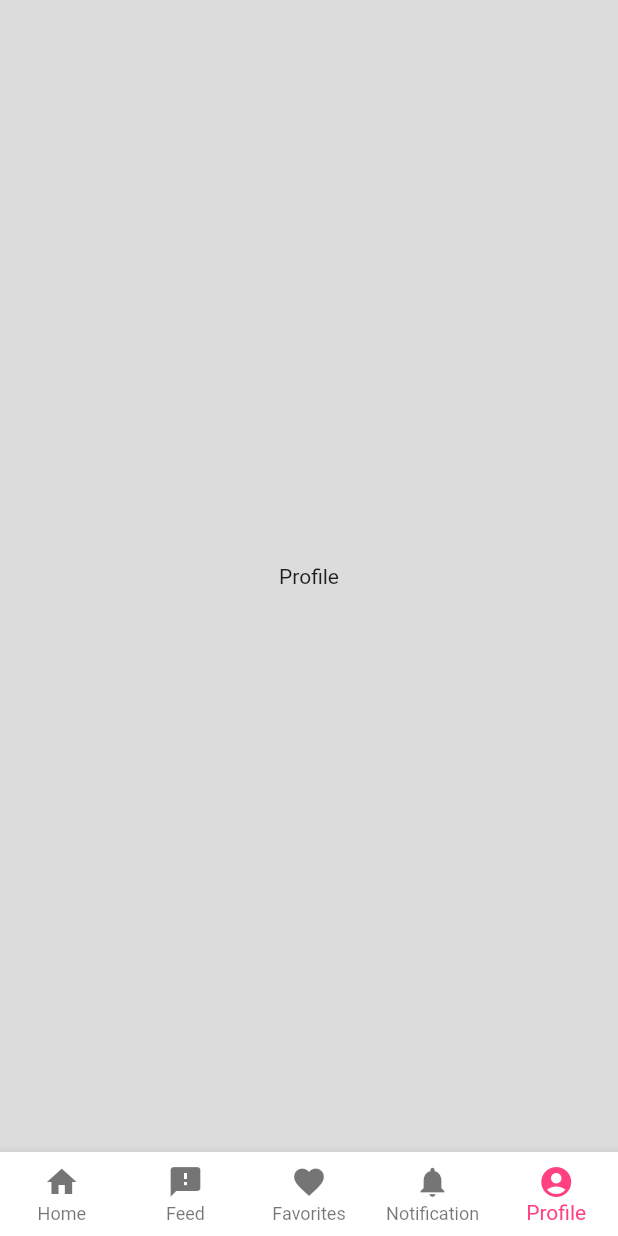
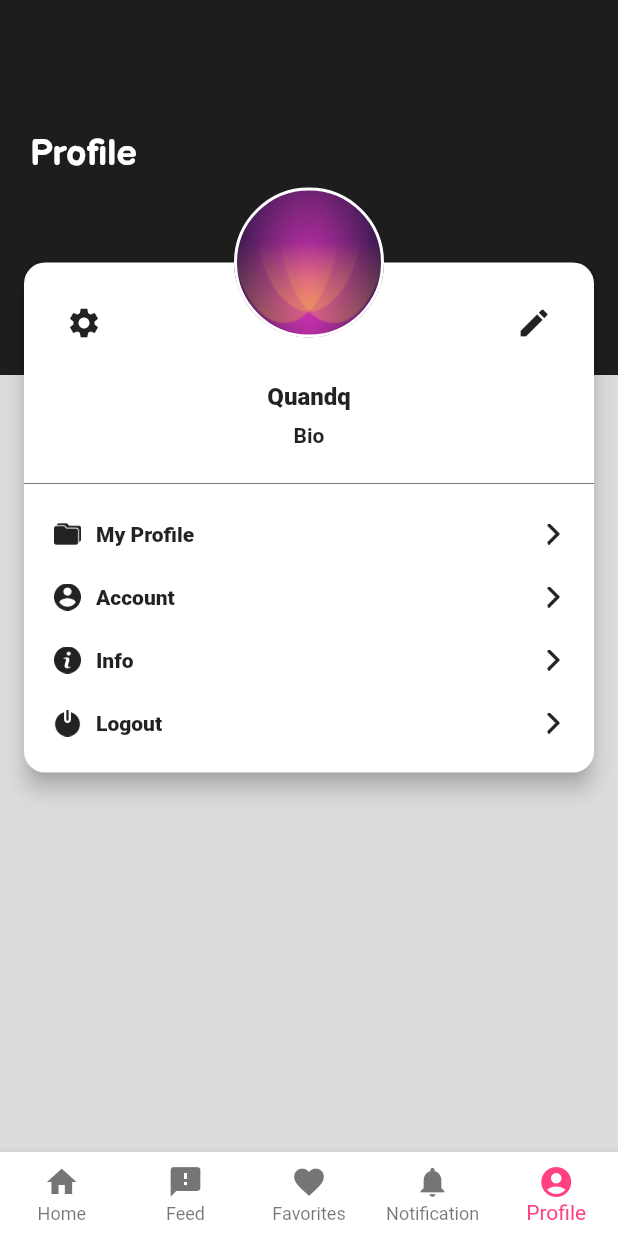
Before and after one commit to quanduong0504/DemoFlutter, a Flutter app: the NewMainScreen screen opened directly, item 5 of the bottom bar chosen, on a phone screen of 412 x 824 dp. Run offline on Flutter 3.47's test engine with Material 2 defaults, Android fonts, the phone set to English and light mode, and no system bars; our stand-ins replace dio, shared_preferences, sqflite; accounts and stored records are empty; network calls fail.

Commit message:
create profile page

```diff
--- /dev/null
+++ b/lib/models/profile_menu_item.dart
@@ -0,0 +1,7 @@
+
+class ProfileMenuItem {
+  String image;
+  String title;
+
+  ProfileMenuItem(this.image, this.title);
+}
--- a/lib/models/user.dart
+++ b/lib/models/user.dart
@@ -58,6 +58,10 @@ class User {
     );
   }
 
+  factory User.fake() {
+    return User.create(1, 'Quandq', 1, 'quandq@biplus.com.vn', '', '0919191919', 'Quan Quoc', null, null, 100, 'aaslkdajlksjdlakjzxcnlkn');
+  }
+
   Map toJson() => {
     'id': id,
     'userName': userName,
--- a/lib/resource/fonts.dart
+++ b/lib/resource/fonts.dart
@@ -2,4 +2,6 @@
 class Fonts {
   static const String Pacifico = 'Pacifico';
   static const String Merienda = 'Merienda';
+  static const String Ubuntu = 'Ubuntu';
+  static const String BalsamiqSans = 'BalsamiqSans';
 }
--- a/lib/resource/images.dart
+++ b/lib/resource/images.dart
@@ -9,4 +9,9 @@ class ImagesResource {
   static final String ic_credit_card_chip = path('ic_credit_card_chip.png');
   static final String ic_bank = path('ic_bank.png');
   static final String bg_wave = path('bg_wave.png');
+  static final String ic_info = path('ic_info.png');
+  static final String ic_folder = path('ic_folder.png');
+  static final String ic_user = path('ic_user.png');
+  static final String ic_navigate_next = path('ic_navigate_next.png');
+  static final String ic_logout = path('ic_logout.png');
 }
--- a/lib/resource/strings.dart
+++ b/lib/resource/strings.dart
@@ -1,3 +1,6 @@
+
+import 'package:exercise_example/models/profile_menu_item.dart';
+import 'package:exercise_example/resource/images.dart';
 
 class Strings {
   static const String username = 'USERNAME';
@@ -13,4 +16,12 @@ class Strings {
   static const String tab_favorite = 'Favorites';
   static const String tab_notification = 'Notification';
   static const String tab_profile = 'Profile';
+
+
+  static final List<ProfileMenuItem> menuItems = <ProfileMenuItem>[
+    ProfileMenuItem(ImagesResource.ic_folder, 'My Profile'),
+    ProfileMenuItem(ImagesResource.ic_user, 'Account'),
+    ProfileMenuItem(ImagesResource.ic_info, 'Info'),
+    ProfileMenuItem(ImagesResource.ic_logout, 'Logout')
+  ];
 }
--- a/lib/scenes/new_login.dart
+++ b/lib/scenes/new_login.dart
@@ -27,23 +27,25 @@ class _NewLoginScreenState extends BaseState<NewLoginScreen> {
   final _passwordKey = GlobalKey<MaterialTextFormFieldState>();
 
   void _doOnLogin() async {
-    final result = await NetworkModule().post<User>(NetworkModule.LOGIN, json.encode({
-      'userName': _userKey.currentState!.getText(),
-      'password': _passwordKey.currentState!.getText()
-    }));
-
-    setState(() {
-      _isLoading = false;
-    });
-
-    if(result.isSuccess) {
-      final prefs = Prefs();
-      prefs.put(PREFS_USER, json.encode(result.data?.toJson()));
-      prefs.put(PREFS_TAKEN, result.data?.token);
-      pushScreen(NewMainScreen());
-    } else {
-      showSnackBar(result.message);
-    }
+    Prefs().put(PREFS_USER, json.encode(User.fake()));
+    pushScreen(NewMainScreen());
+    // final result = await NetworkModule().post<User>(NetworkModule.LOGIN, json.encode({
+    //   'userName': _userKey.currentState!.getText(),
+    //   'password': _passwordKey.currentState!.getText()
+    // }));
+    //
+    // setState(() {
+    //   _isLoading = false;
+    // });
+    //
+    // if(result.isSuccess) {
+    //   final prefs = Prefs();
+    //   prefs.put(PREFS_USER, json.encode(result.data?.toJson()));
+    //   prefs.put(PREFS_TAKEN, result.data?.token);
+    //   pushScreen(NewMainScreen());
+    // } else {
+    //   showSnackBar(result.message);
+    // }
   }
 
   @override
--- a/lib/scenes/page/home_page.dart
+++ b/lib/scenes/page/home_page.dart
@@ -63,15 +63,7 @@ class _HomePageState extends BaseState<HomePage> {
                           ],
                         )
                       ),
-                      Container(
-                        height: 50,
-                        color: Color.fromRGBO(110, 52, 139, 1)
-                      ),
-                      Container(
-                          height: 50,
-                          color: Color.fromRGBO(110, 52, 139, 1)
-                      ),
-                      // Image(image: AssetImage(ImagesResource.bg_wave), fit: BoxFit.fitHeight)
+                      Image(image: AssetImage(ImagesResource.bg_wave), fit: BoxFit.fitHeight)
                     ]
                 );
               } else {
--- a/lib/scenes/page/profile_page.dart
+++ b/lib/scenes/page/profile_page.dart
@@ -1,5 +1,7 @@
 
 import 'package:exercise_example/base/screen_base.dart';
+import 'package:exercise_example/resource/fonts.dart';
+import 'package:exercise_example/widgets/profile_view.dart';
 import 'package:flutter/material.dart';
 
 class ProfilePage extends StatefulWidget {
@@ -14,7 +16,24 @@ class _ProfilePageState extends BaseState<ProfilePage> {
   Widget build(BuildContext context) {
     return Scaffold(
         backgroundColor: Colors.black12,
-        body: Center(child: Text('Profile'))
+        body: SingleChildScrollView(
+          child: Stack(
+            children: [
+              Container(
+                  color: Colors.black87,
+                  height: 250,
+              ),
+              Padding(
+                padding: EdgeInsets.only(top: 88, left: 20),
+                child: Text('Profile', style: TextStyle(color: Colors.white, fontWeight: FontWeight.w500, fontSize: 24, fontFamily: Fonts.BalsamiqSans))
+              ),
+              Padding(
+                  padding: EdgeInsets.only(top: 125),
+                  child: ProfileView()
+              )
+            ],
+          )
+        )
     );
   }
 
--- /dev/null
+++ b/lib/widgets/profile_item.dart
@@ -0,0 +1,38 @@
+
+import 'package:exercise_example/base/screen_base.dart';
+import 'package:exercise_example/models/profile_menu_item.dart';
+import 'package:exercise_example/resource/images.dart';
+import 'package:flutter/material.dart';
+
+class ProfileItem extends StatefulWidget {
+  final ProfileMenuItem menuItem;
+
+  ProfileItem(this.menuItem);
+
+  @override
+  State<StatefulWidget> createState() {
+    return _ProfileItemState();
+  }
+}
+
+class _ProfileItemState extends BaseState<ProfileItem> {
+  @override
+  Widget build(BuildContext context) {
+    print(widget.menuItem.title);
+    return Padding(
+      padding: EdgeInsets.symmetric(vertical: 12, horizontal: 20),
+      child: Row(
+        children: [
+          Image(image: AssetImage(widget.menuItem.image), width: 18, height: 18, color: Colors.black87),
+          Expanded(
+              child: Padding(
+                  padding: EdgeInsets.only(left: 10),
+                  child: Text(widget.menuItem.title, style: TextStyle(fontWeight: FontWeight.w800, fontSize: 14, color: Colors.black87))
+              )
+          ),
+          Image(image: AssetImage(ImagesResource.ic_navigate_next), width: 14, height: 18, color: Colors.black87)
+        ],
+      )
+    );
+  }
+}
--- /dev/null
+++ b/lib/widgets/profile_view.dart
@@ -0,0 +1,87 @@
+
+import 'package:exercise_example/base/screen_base.dart';
+import 'package:exercise_example/models/profile_menu_item.dart';
+import 'package:exercise_example/resource/images.dart';
+import 'package:exercise_example/resource/strings.dart';
+import 'package:exercise_example/widgets/profile_item.dart';
+import 'package:flutter/material.dart';
+
+class ProfileView extends StatefulWidget {
+  @override
+  State<StatefulWidget> createState() {
+    return _ProfileViewState();
+  }
+}
+
+class _ProfileViewState extends BaseState<ProfileView> {
+  final List<ProfileMenuItem> _menuItems = Strings.menuItems;
+
+  @override
+  Widget build(BuildContext context) {
+    return Stack(
+      children: [
+        Card(
+          elevation: 6,
+          margin: EdgeInsets.only(top: 50, left: 16, right: 16),
+          shape: RoundedRectangleBorder(borderRadius: BorderRadius.circular(14)),
+          child: Column(
+            children: [
+              Padding(
+                padding: EdgeInsets.all(16),
+                child: Row(
+                  children: [
+                    IconButton(onPressed: () {
+
+                    }, icon: Icon(Icons.settings)),
+                    IconButton(onPressed: () {
+
+                    }, icon: Icon(Icons.edit))
+                  ],
+                  mainAxisAlignment: MainAxisAlignment.spaceBetween,
+                )
+              ),
+              Text('Quandq', style: TextStyle(fontSize: 16, fontWeight: FontWeight.w800)),
+              Padding(
+                  padding: EdgeInsets.only(top: 8),
+                  child: Text('Bio', style: TextStyle(fontSize: 14, fontWeight: FontWeight.w600))
+              ),
+              Padding(
+                  padding: EdgeInsets.only(top: 24),
+                  child: Divider(
+                    color: Colors.black,
+                    height: 1,
+                    thickness: 0.36,
+                  )
+              ),
+              ListView.builder(
+                physics: NeverScrollableScrollPhysics(),
+                shrinkWrap: true,
+                padding: EdgeInsets.symmetric(vertical: 12),
+                scrollDirection: Axis.vertical,
+                itemCount: _menuItems.length,
+                itemBuilder: (context, index) {
+                  return ProfileItem(_menuItems[index]);
+                },
+              )
+            ],
+          )
+        ),
+        Align(
+            alignment: Alignment.center,
+            child: Container(
+              width: 100,
+              height: 100,
+              decoration: BoxDecoration(
+                  shape: BoxShape.circle,
+                  border: Border.all(color: Colors.white, width: 2),
+                  image: DecorationImage(
+                      image: AssetImage(ImagesResource.bg_payment_card),
+                      fit: BoxFit.fill
+                  )
+              ),
+            )
+        )
+      ],
+    );
+  }
+}
--- a/pubspec.yaml
+++ b/pubspec.yaml
@@ -71,6 +71,12 @@ flutter:
        fonts:
          - asset: assets/fonts/Merienda-Bold.ttf
          - asset: assets/fonts/Merienda-Regular.ttf
+     - family: Ubuntu
+       fonts:
+         - asset: assets/fonts/Ubuntu-MediumItalic.ttf
+     - family: BalsamiqSans
+       fonts:
+         - asset: assets/fonts/BalsamiqSans-Bold.ttf
   #           style: italic
   #   - family: Trajan Pro
   #     fonts:
```
Also changed, not shown: assets/fonts/BalsamiqSans-Bold.ttf (added), assets/fonts/BalsamiqSans-Regular.ttf (added), assets/fonts/Ubuntu-MediumItalic.ttf (added), assets/images/ic_folder.png (added), assets/images/ic_info.png (added), assets/images/ic_logout.png (added), assets/images/ic_navigate_next.png (added), assets/images/ic_user.png (added).
